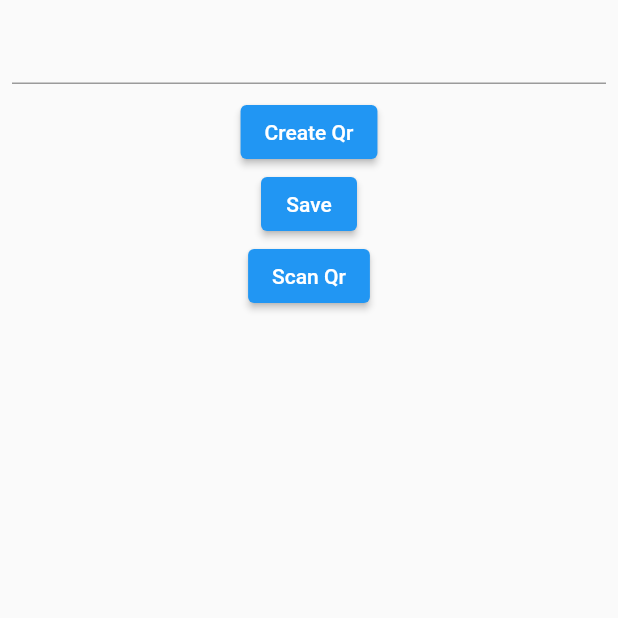
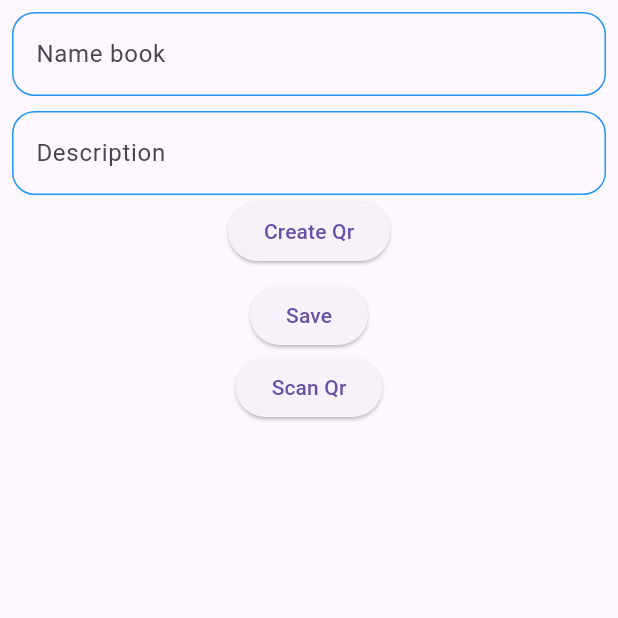
Before and after one commit to PhamMinhTan1122/qr_libary, a Flutter app: the screen it shows after launch, on a phone screen of 412 x 824 dp, the top half of it. Run offline on Flutter 3.47's test engine with Material 2 defaults, Android fonts, the phone set to English and light mode, and no system bars; our stand-ins replace permission_handler, qr_flutter; missing offline and left inert: barcode_scan2, image_downloader_web.

```diff
--- /dev/null
+++ b/lib/common/TextFormFile.dart
@@ -0,0 +1,29 @@
+// ignore_for_file: public_member_api_docs, sort_constructors_first
+import 'package:flutter/material.dart';
+import 'package:flutter/src/widgets/container.dart';
+import 'package:flutter/src/widgets/framework.dart';
+
+class TextFormFile_Widget extends StatelessWidget {
+  String HintText, TextLable;
+  TextEditingController controller;
+  TextFormFile_Widget({
+    super.key,
+    required this.HintText,
+    required this.TextLable,
+    required this.controller
+  });
+
+  @override
+  Widget build(BuildContext context) {
+    return TextFormField(
+      controller: controller,
+      decoration: InputDecoration(
+        hintText: HintText,
+        labelText: TextLable,
+        enabledBorder: OutlineInputBorder(borderRadius: BorderRadius.circular(15), borderSide: const BorderSide(color: Colors.blue)),
+        focusedBorder: OutlineInputBorder(borderRadius: BorderRadius.circular(15),
+        borderSide: const BorderSide(color: Colors.green))
+      ),
+    );
+  }
+}
--- /dev/null
+++ b/lib/constants.dart
@@ -0,0 +1,4 @@
+
+
+String appDirectory="C:\\Program Files";
+String imageFolder="Images";
--- a/lib/function/create_qr.dart
+++ b/lib/function/create_qr.dart
@@ -2,6 +2,7 @@
 
 import 'package:flutter/material.dart';
 import 'package:qr_flutter/qr_flutter.dart';
+import 'package:qr_libary/common/TextFormFile.dart';
 
 import '../main.dart';
 
@@ -13,23 +14,27 @@ class CreateQr extends StatefulWidget {
 }
 
 TextEditingController _data_controller = TextEditingController();
+TextEditingController _description_controller = TextEditingController();
 String s_controller = '';
 
 class _CreateQrState extends State<CreateQr> {
   @override
   Widget build(BuildContext context) {
-    return Column(
+    return Padding(
+      padding: const EdgeInsets.all(8.0),
+      child: Column(
         children:[
-        Padding(
-          padding: const EdgeInsets.all(8.0),
-          child: TextFormField(
-            controller: _data_controller,
-          ),
-        ),
+          TextFormFile_Widget(HintText: 'Enter name book', TextLable: 'Name book', controller: _data_controller),
+          const SizedBox(height: 10),
+          TextFormFile_Widget(HintText: 'Enter description', TextLable: 'Description', controller: _description_controller),
           // create_qr(),
           if(_data_controller.text.isNotEmpty)
             create_qr(),
+
           ElevatedButton(
+              // style: ElevatedButton.styleFrom(
+              //   shadowColor: turn,
+              // ),
               onPressed: () {
                 if (_data_controller.text.isEmpty) {
                   setState(() {
@@ -44,6 +49,7 @@ class _CreateQrState extends State<CreateQr> {
               },
               child: const Text('Create Qr')),
         ],
+      ),
     );
   }
 
--- a/lib/function/external_path.dart
+++ b/lib/function/external_path.dart
@@ -3,7 +3,6 @@ import 'package:flutter/services.dart';
 
 class ExternalPath {
   static const MethodChannel _channel = MethodChannel('external_path');
-
   static const String DIRECTORY_MUSIC = "Music";
   static const String DIRECTORY_PODCASTS = "Podcasts";
   static const String DIRECTORY_RINGTONES = "Ringtones";
--- a/lib/main.dart
+++ b/lib/main.dart
@@ -1,11 +1,8 @@
-
-
 import 'package:flutter/foundation.dart';
 import 'package:flutter/material.dart';
 import 'package:qr_libary/function/create_qr.dart';
 import 'package:qr_libary/function/save_qr.dart';
 import 'package:qr_libary/function/scan_qr.dart';
-import 'package:qr_libary/screen/auth_screen.dart';
 
 void main(List<String> args) {
   debugDefaultTargetPlatformOverride = TargetPlatform.fuchsia;
@@ -17,9 +14,8 @@ class MyApp extends StatelessWidget {
 
   @override
   Widget build(BuildContext context) {
-    return MaterialApp(routes: <String, WidgetBuilder>{
-      '/loginpage': (BuildContext context) => const PhoneAuth()
-    }, home: const Home());
+    return const MaterialApp(routes:  <String, WidgetBuilder>{
+    }, home:  Home());
   }
 }
 
@@ -36,8 +32,14 @@ GlobalKey globalKey = GlobalKey();
 class _HomeState extends State<Home> {
   @override
   Widget build(BuildContext context) {
-    return Scaffold(
-      body: Column(
+    return MaterialApp(
+      theme: ThemeData(
+        useMaterial3: true,
+        primarySwatch: Colors.green,
+      ),
+      home: Scaffold(
+        body: SafeArea(
+          child: Column(
             //get vaule from user
             children: const [
               //  PhoneAuth()
@@ -46,7 +48,8 @@ class _HomeState extends State<Home> {
               ScanQr(),
             ],
           ),
+        ),
+      ),
     );
   }
-
 }
```
Also changed, not shown: lib/screen/home_screen.dart (+20 -18 lines), flutter_01.png (added). Lines whose indentation alone changed are shown as unchanged.
